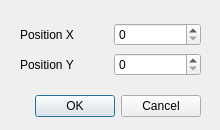
SuperCiuper/TrafficSimulation, file src/view/dialogs/createroaddialog.ui: the form before one commit.
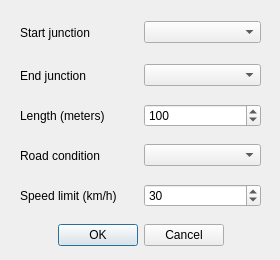
The form after the commit.

```diff
--- a/src/view/dialogs/createroaddialog.ui
+++ b/src/view/dialogs/createroaddialog.ui
@@ -6,70 +6,180 @@
    <rect>
     <x>0</x>
     <y>0</y>
-    <width>220</width>
-    <height>130</height>
+    <width>280</width>
+    <height>260</height>
    </rect>
   </property>
   <property name="windowTitle">
    <string>Select Junction position</string>
   </property>
+  <widget class="QWidget" name="layoutWidget_2">
+   <property name="geometry">
+    <rect>
+     <x>20</x>
+     <y>60</y>
+     <width>241</width>
+     <height>31</height>
+    </rect>
+   </property>
+   <layout class="QHBoxLayout" name="endJunctionLayout">
+    <item>
+     <widget class="QLabel" name="endJunctionLabel">
+      <property name="text">
+       <string>End junction</string>
+      </property>
+     </widget>
+    </item>
+    <item>
+     <widget class="QComboBox" name="endJunctionComboBox"/>
+    </item>
+   </layout>
+  </widget>
+  <widget class="QWidget" name="layoutWidget_3">
+   <property name="geometry">
+    <rect>
+     <x>20</x>
+     <y>100</y>
+     <width>241</width>
+     <height>31</height>
+    </rect>
+   </property>
+   <layout class="QHBoxLayout" name="lengthLayout">
+    <item>
+     <widget class="QLabel" name="lengthLabel">
+      <property name="text">
+       <string>Length (meters)</string>
+      </property>
+     </widget>
+    </item>
+    <item>
+     <widget class="QSpinBox" name="lengthSpinBox">
+      <property name="correctionMode">
+       <enum>QAbstractSpinBox::CorrectToNearestValue</enum>
+      </property>
+      <property name="minimum">
+       <number>20</number>
+      </property>
+      <property name="maximum">
+       <number>100000</number>
+      </property>
+      <property name="singleStep">
+       <number>5</number>
+      </property>
+      <property name="stepType">
+       <enum>QAbstractSpinBox::DefaultStepType</enum>
+      </property>
+      <property name="value">
+       <number>100</number>
+      </property>
+     </widget>
+    </item>
+   </layout>
+  </widget>
+  <widget class="QWidget" name="layoutWidget">
+   <property name="geometry">
+    <rect>
+     <x>20</x>
+     <y>17</y>
+     <width>241</width>
+     <height>31</height>
+    </rect>
+   </property>
+   <layout class="QHBoxLayout" name="startJunctionLayout">
+    <item>
+     <widget class="QLabel" name="startJunctionLabel">
+      <property name="text">
+       <string>Start junction</string>
+      </property>
+     </widget>
+    </item>
+    <item>
+     <widget class="QComboBox" name="startJunctionComboBox"/>
+    </item>
+   </layout>
+  </widget>
   <widget class="QDialogButtonBox" name="buttonBox">
    <property name="geometry">
     <rect>
      <x>20</x>
-     <y>91</y>
-     <width>181</width>
+     <y>220</y>
+     <width>241</width>
      <height>31</height>
     </rect>
    </property>
+   <property name="layoutDirection">
+    <enum>Qt::LeftToRight</enum>
+   </property>
    <property name="orientation">
     <enum>Qt::Horizontal</enum>
    </property>
    <property name="standardButtons">
     <set>QDialogButtonBox::Cancel|QDialogButtonBox::Ok</set>
    </property>
+   <property name="centerButtons">
+    <bool>true</bool>
+   </property>
   </widget>
-  <widget class="QWidget" name="layoutWidget">
+  <widget class="QWidget" name="layoutWidget_4">
    <property name="geometry">
     <rect>
      <x>20</x>
-     <y>53</y>
-     <width>181</width>
-     <height>24</height>
+     <y>140</y>
+     <width>241</width>
+     <height>31</height>
     </rect>
    </property>
-   <layout class="QHBoxLayout" name="heightLayout">
+   <layout class="QHBoxLayout" name="roadConditionLayout">
     <item>
      <widget class="QLabel" name="heightLabel">
       <property name="text">
-       <string>Position Y</string>
+       <string>Road condition</string>
       </property>
      </widget>
     </item>
     <item>
-     <widget class="QSpinBox" name="heightSpinBox"/>
+     <widget class="QComboBox" name="roadConditionComboBox"/>
     </item>
    </layout>
   </widget>
-  <widget class="QWidget" name="layoutWidget">
+  <widget class="QWidget" name="layoutWidget_5">
    <property name="geometry">
     <rect>
      <x>20</x>
-     <y>23</y>
-     <width>181</width>
-     <height>24</height>
+     <y>180</y>
+     <width>241</width>
+     <height>31</height>
     </rect>
    </property>
-   <layout class="QHBoxLayout" name="widthLayout">
+   <layout class="QHBoxLayout" name="speedLimitLayout">
     <item>
      <widget class="QLabel" name="widthLabel">
       <property name="text">
-       <string>Position X</string>
+       <string>Speed limit (km/h)</string>
       </property>
      </widget>
     </item>
     <item>
-     <widget class="QSpinBox" name="widthSpinBox"/>
+     <widget class="QSpinBox" name="speedLimitSpinBox">
+      <property name="correctionMode">
+       <enum>QAbstractSpinBox::CorrectToNearestValue</enum>
+      </property>
+      <property name="minimum">
+       <number>20</number>
+      </property>
+      <property name="maximum">
+       <number>300</number>
+      </property>
+      <property name="singleStep">
+       <number>10</number>
+      </property>
+      <property name="stepType">
+       <enum>QAbstractSpinBox::DefaultStepType</enum>
+      </property>
+      <property name="value">
+       <number>30</number>
+      </property>
+     </widget>
     </item>
    </layout>
   </widget>
```
Left out of the diff: 44 changed lines with no effect on the pictures.
